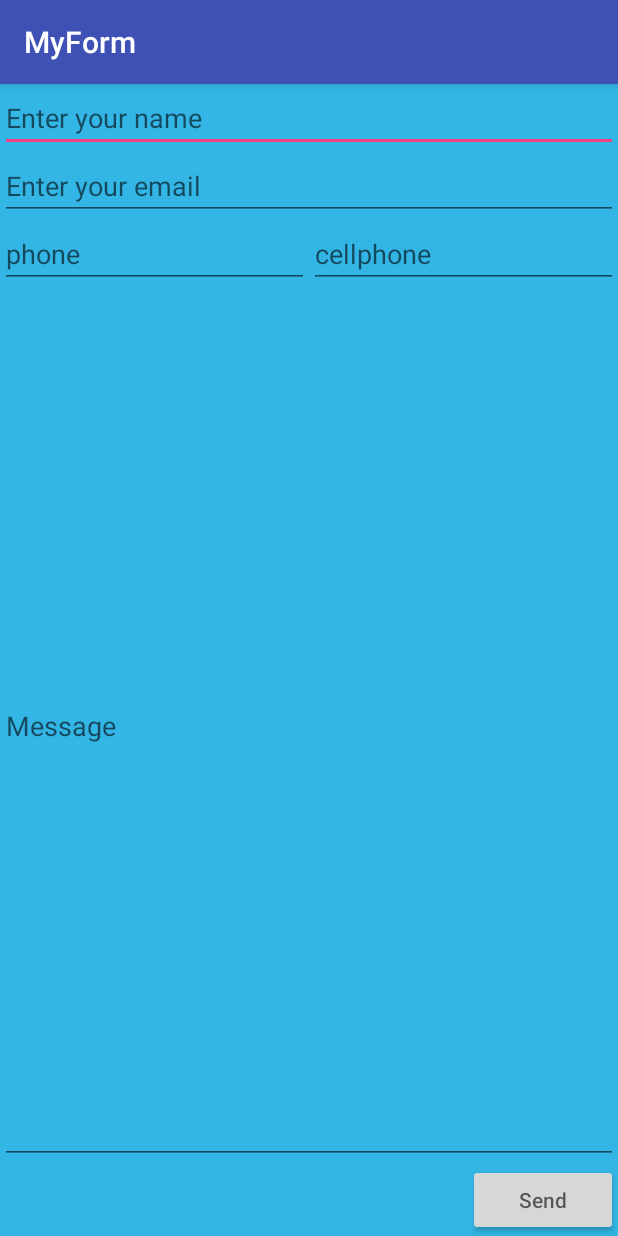
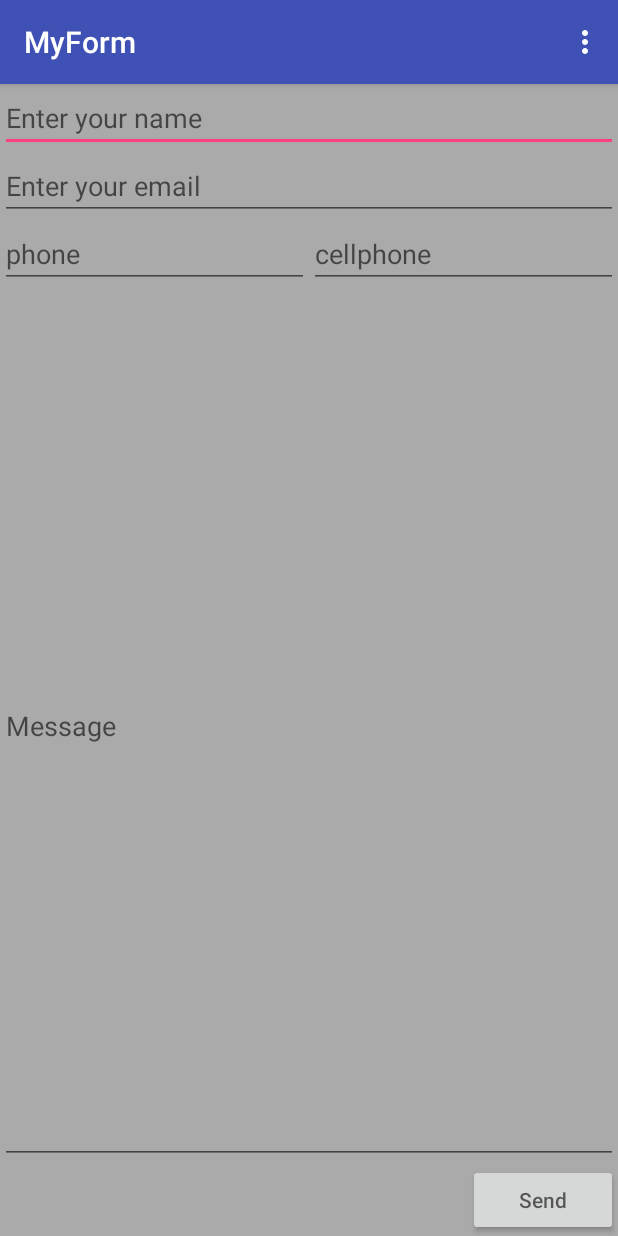
Before and after one commit to fizzioren/android-myform-utem, an Android app: the screen it shows after launch (MainActivity), on a phone screen of 412 x 824 dp. Run offline under Robolectric (Android 15) with nearby library versions, the phone set to English and light mode, and no system bars.

Commit message:
Add Menu

```diff
--- a/app/src/main/AndroidManifest.xml
+++ b/app/src/main/AndroidManifest.xml
@@ -16,6 +16,8 @@
                 <category android:name="android.intent.category.LAUNCHER" />
             </intent-filter>
         </activity>
+        <activity android:name=".SecondActivity" />
+        <activity android:name=".WebActivity"></activity>
     </application>
 
 </manifest>
--- a/app/src/main/res/layout/activity_main.xml
+++ b/app/src/main/res/layout/activity_main.xml
@@ -4,50 +4,60 @@
     xmlns:tools="http://schemas.android.com/tools"
     android:layout_width="match_parent"
     android:layout_height="match_parent"
-    android:background="@android:color/holo_blue_light"
+    android:background="@android:color/darker_gray"
     android:orientation="vertical"
     tools:context=".MainActivity">
 
     <EditText
+        android:id="@+id/main_nameEditText"
         android:layout_width="match_parent"
         android:layout_height="wrap_content"
         android:hint="Enter your name" />
 
     <EditText
+        android:id="@+id/main_emailEditText"
         android:layout_width="match_parent"
         android:layout_height="wrap_content"
-        android:hint="Enter your email" />
+        android:hint="Enter your email"
+        android:inputType="textWebEmailAddress" />
 
     <LinearLayout
         android:layout_width="match_parent"
         android:layout_height="wrap_content">
 
         <EditText
+            android:id="@+id/main_phoneEditText"
             android:layout_width="0dp"
             android:layout_height="wrap_content"
             android:layout_weight="1"
-            android:hint="phone" />
+            android:hint="phone"
+            android:inputType="phone" />
 
         <EditText
+            android:id="@+id/main_cellEditText"
             android:layout_width="0dp"
             android:layout_height="wrap_content"
             android:layout_weight="1"
-            android:hint="cellphone" />
+            android:hint="cellphone"
+            android:inputType="phone" />
     </LinearLayout>
 
 
     <EditText
+        android:id="@+id/main_messageEditText"
         android:layout_width="match_parent"
         android:layout_height="0dp"
         android:layout_weight="1"
-        android:hint="Message" />
+        android:hint="Message"
+        android:inputType="textCapSentences|textAutoCorrect" />
 
     <Button
         android:id="@+id/button"
         android:layout_width="100dp"
         android:layout_height="wrap_content"
         android:layout_gravity="end"
-        android:hint="Send" />
+        android:hint="Send"
+        android:onClick="buttonPressed" />
 
 
 </LinearLayout>
--- /dev/null
+++ b/app/src/main/res/menu/main_menu.xml
@@ -0,0 +1,16 @@
+<?xml version="1.0" encoding="utf-8"?>
+<menu xmlns:app="http://schemas.android.com/apk/res-auto"
+    xmlns:android="http://schemas.android.com/apk/res/android">
+
+    <item android:title="About Us"
+        android:id="@+id/menu_about_us"/>
+    <item android:title="Contact Us"
+        android:id="@+id/menu_contact_us"/>
+    <item android:title="Share"
+        android:id="@+id/menu_share"/>
+    <item android:title="Exit"
+    android:id="@+id/menu_exit"/>
+
+
+
+</menu>
--- /dev/null
+++ b/app/src/main/res/values/menu_main.xml
@@ -0,0 +1,2 @@
+<?xml version="1.0" encoding="utf-8"?>
+<resources></resources>
--- a/app/src/main/res/values/styles.xml
+++ b/app/src/main/res/values/styles.xml
@@ -6,6 +6,7 @@
         <item name="colorPrimary">@color/colorPrimary</item>
         <item name="colorPrimaryDark">@color/colorPrimaryDark</item>
         <item name="colorAccent">@color/colorAccent</item>
+
     </style>
 
 </resources>
```
Also changed, not shown: app/src/main/java/my/edu/utem/myform/MainActivity.java (+77 -0 lines), app/src/main/java/my/edu/utem/myform/SecondActivity.java (added, +39 -0 lines), app/src/main/java/my/edu/utem/myform/WebActivity.java (added, +18 -0 lines), app/src/main/res/layout/activity_second.xml (added, +47 -0 lines), app/src/main/res/layout/activity_web.xml (added, +9 -0 lines).
